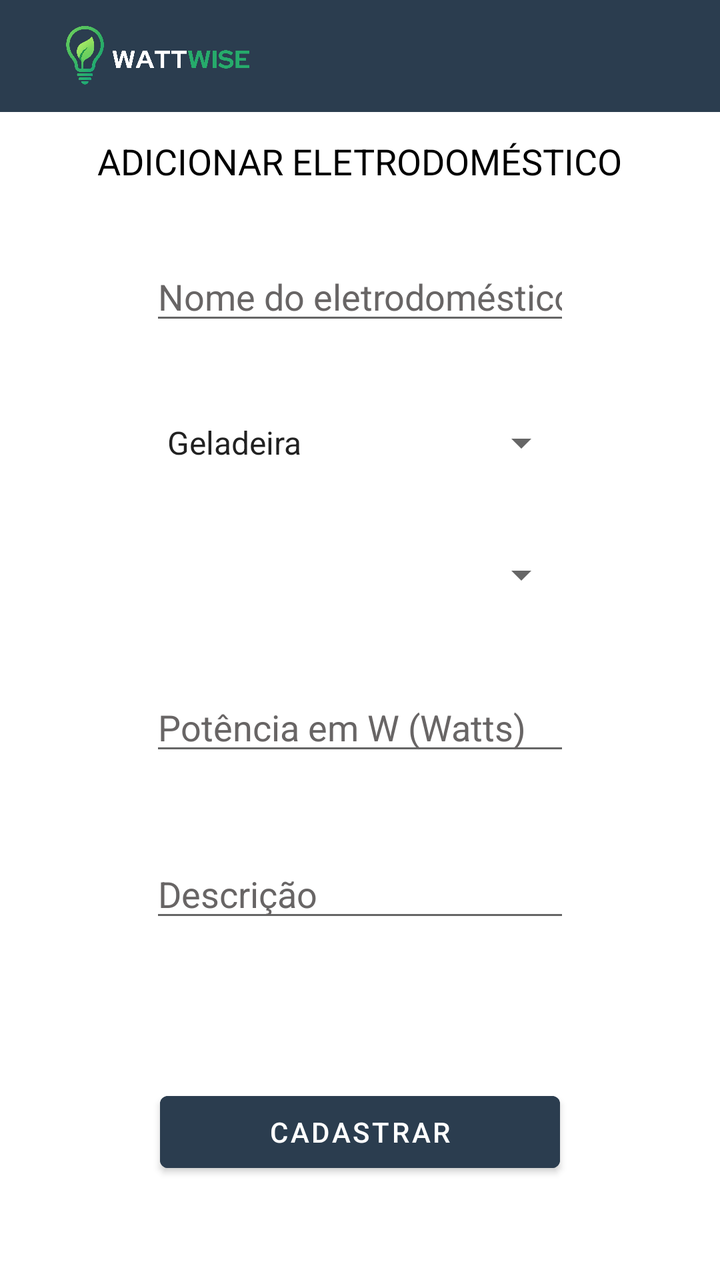
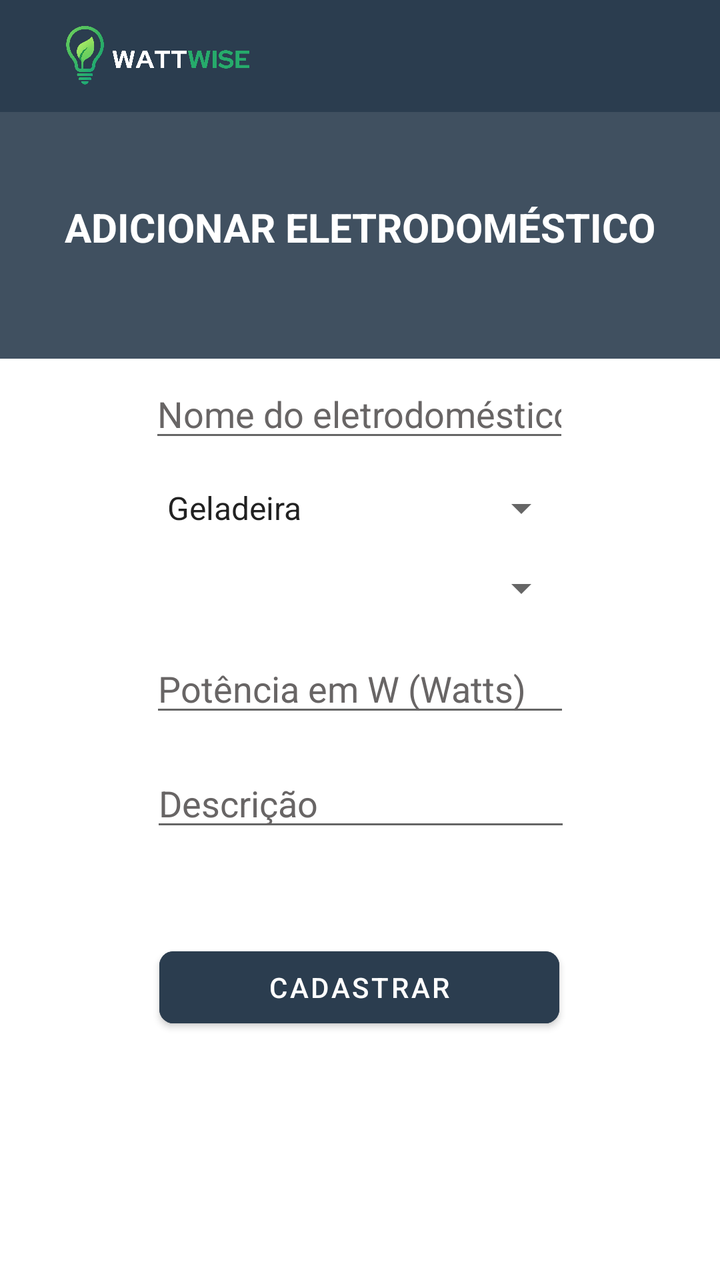

Compare the two renders of this Android layout. The source of the first and the diff that turns it into the second are given below.
<!-- AndroidManifest.xml: application theme Theme.WattWiseApp -->
<!-- res/layout/activity_register_appliance.xml -->
<?xml version="1.0" encoding="utf-8"?>
<androidx.constraintlayout.widget.ConstraintLayout xmlns:android="http://schemas.android.com/apk/res/android"
    xmlns:app="http://schemas.android.com/apk/res-auto"
    xmlns:tools="http://schemas.android.com/tools"
    android:id="@+id/main"
    android:layout_width="match_parent"
    android:layout_height="match_parent"
    android:background="#FFFFFF"
    tools:context=".register">

    
    <com.google.android.material.appbar.MaterialToolbar
        android:id="@+id/toolbar"
        android:layout_width="0dp"
        android:layout_height="wrap_content"
        android:background="#2B3D4F"
        android:title="Dashboard"
        android:titleTextColor="@android:color/white"
        app:popupTheme="@style/MenuBranco"
        app:layout_constraintEnd_toEndOf="parent"
        app:layout_constraintStart_toStartOf="parent"
        app:layout_constraintTop_toTopOf="parent" />

    <ImageView
        android:layout_width="120dp"
        android:layout_height="32dp"
        android:layout_gravity="start"
        android:layout_marginStart="-200dp"
        android:scaleType="fitCenter"
        android:src="@drawable/logoo"
        app:layout_constraintBottom_toBottomOf="@+id/toolbar"
        app:layout_constraintEnd_toEndOf="@+id/toolbar"
        app:layout_constraintStart_toStartOf="@+id/toolbar"
        app:layout_constraintTop_toTopOf="parent" />


    <TextView
        android:id="@+id/txtDisplayInfoReg"
        android:layout_width="wrap_content"
        android:layout_height="wrap_content"
        app:layout_constraintBottom_toTopOf="@+id/btnRegisterEletroReg"
        app:layout_constraintEnd_toEndOf="parent"
        app:layout_constraintStart_toStartOf="parent"
        app:layout_constraintTop_toBottomOf="@+id/edtDescricaoEletroReg" />

    <EditText
        android:id="@+id/edtNomeEletroReg"
        android:layout_width="wrap_content"
        android:layout_height="wrap_content"
        android:layout_marginTop="100dp"
        android:layout_marginBottom="16dp"
        android:ems="10"
        android:hint="Nome do eletrodoméstico"
        android:inputType="text"
        android:textColor="#000000"
        android:textColorHint="#686565"
        app:layout_constraintBottom_toTopOf="@+id/edtTipoEletroReg"
        app:layout_constraintEnd_toEndOf="parent"
        app:layout_constraintStart_toStartOf="parent"
        app:layout_constraintTop_toTopOf="parent" />


    <Spinner
        android:id="@+id/edtTipoEletroReg"
        android:layout_width="209dp"
        android:layout_height="wrap_content"
        android:layout_marginBottom="16dp"
        android:textColor="#000000"
        android:entries="@array/tipos_eletrodomesticos"
        app:layout_constraintBottom_toTopOf="@+id/edtEletroComodoReg"
        app:layout_constraintEnd_toEndOf="parent"
        app:layout_constraintStart_toStartOf="parent"
        app:layout_constraintTop_toBottomOf="@+id/edtNomeEletroReg" />

    <Spinner
        android:id="@+id/edtEletroComodoReg"
        android:layout_width="209dp"
        android:layout_height="wrap_content"
        android:layout_marginBottom="16dp"
        android:textColor="#000000"
        app:layout_constraintBottom_toTopOf="@+id/edtPotenciaReg"
        app:layout_constraintEnd_toEndOf="parent"
        app:layout_constraintStart_toStartOf="parent"
        app:layout_constraintTop_toBottomOf="@+id/edtTipoEletroReg" />

    <EditText
        android:id="@+id/edtPotenciaReg"
        android:layout_width="wrap_content"
        android:layout_height="wrap_content"
        android:layout_marginBottom="16dp"
        android:ems="10"
        android:hint="Potência em W (Watts)"
        android:inputType="number"
        android:textColor="#000000"
        android:textColorHint="#686565"
        app:layout_constraintBottom_toTopOf="@+id/edtDescricaoEletroReg"
        app:layout_constraintEnd_toEndOf="parent"
        app:layout_constraintStart_toStartOf="parent"
        app:layout_constraintTop_toBottomOf="@+id/edtEletroComodoReg" />


    <Button
        android:id="@+id/btnRegisterEletroReg"
        android:layout_width="200dp"
        android:layout_height="wrap_content"
        android:layout_marginBottom="50dp"
        android:backgroundTint="#2B3D4F"
        android:text="Cadastrar"
        android:textColor="#FFFFFF"
        app:layout_constraintBottom_toBottomOf="parent"
        app:layout_constraintEnd_toEndOf="parent"
        app:layout_constraintStart_toStartOf="parent"
        tools:ignore="DuplicateSpeakableTextCheck" />

    <EditText
        android:id="@+id/edtDescricaoEletroReg"
        android:layout_width="wrap_content"
        android:layout_height="wrap_content"
        android:layout_marginBottom="50dp"
        android:ems="10"
        android:hint="Descrição"
        android:inputType="text"
        android:textColor="#000000"
        android:textColorHint="#686565"
        app:layout_constraintBottom_toTopOf="@+id/btnRegisterEletroReg"
        app:layout_constraintEnd_toEndOf="parent"
        app:layout_constraintStart_toStartOf="parent"
        app:layout_constraintTop_toBottomOf="@+id/edtPotenciaReg" />

    <TextView
        android:id="@+id/textView2"
        android:layout_width="wrap_content"
        android:layout_height="wrap_content"
        android:layout_marginTop="35dp"
        android:text="ADICIONAR ELETRODOMÉSTICO"
        android:textColor="#000000"
        android:textSize="18sp"
        app:layout_constraintBottom_toTopOf="@+id/edtNomeEletroReg"
        app:layout_constraintEnd_toEndOf="parent"
        app:layout_constraintStart_toStartOf="parent"
        app:layout_constraintTop_toTopOf="parent" />


</androidx.constraintlayout.widget.ConstraintLayout>
<!-- resources referenced by this layout -->
<resources>
  <string-array name="tipos_eletrodomesticos">
          <item>Geladeira</item>
          <item>Televisão</item>
          <item>Micro-ondas</item>
          <item>Forno elétrico</item>
          <item>Máquina de lavar</item>
          <item>Secadora</item>
          <item>Ar-condicionado</item>
          <item>Ventilador</item>
          <item>Chuveiro elétrico</item>
      </string-array>
  <!-- drawable logoo: png bitmap (drawable, 169475 bytes) -->
  <style name="MenuBranco" parent="ThemeOverlay.Material3.Light">
          <item name="colorSurface">#FFFFFF</item>
          <item name="colorOnSurface">#000000</item>
          <item name="android:background">#FFFFFF</item>
      </style>
  <style name="Theme.WattWiseApp" parent="Base.Theme.WattWiseApp" />
  <style name="Base.Theme.WattWiseApp" parent="Theme.MaterialComponents.DayNight.NoActionBar">
          
          
      </style>
</resources>

<!-- the commit's change to res/layout/activity_register_appliance.xml (unified diff, before → after) -->
@@ -21,6 +21,22 @@
         app:layout_constraintStart_toStartOf="parent"
         app:layout_constraintTop_toTopOf="parent" />
 
+
+    <ImageView
+        android:id="@+id/imgBackground"
+        android:layout_width="496dp"
+        android:layout_height="137dp"
+
+        android:layout_marginBottom="50dp"
+        android:scaleType="fitXY"
+        android:src="@drawable/ww"
+        app:layout_constraintBottom_toTopOf="@+id/edtNomeEletroReg"
+        app:layout_constraintEnd_toEndOf="parent"
+        app:layout_constraintHorizontal_bias="0.505"
+        app:layout_constraintStart_toStartOf="parent"
+        app:layout_constraintTop_toBottomOf="@+id/toolbar"
+        app:layout_constraintVertical_bias="0.0" />
+
     <ImageView
         android:layout_width="120dp"
         android:layout_height="32dp"
@@ -43,11 +59,12 @@
         app:layout_constraintStart_toStartOf="parent"
         app:layout_constraintTop_toBottomOf="@+id/edtDescricaoEletroReg" />
 
+
     <EditText
         android:id="@+id/edtNomeEletroReg"
         android:layout_width="wrap_content"
         android:layout_height="wrap_content"
-        android:layout_marginTop="100dp"
+        android:layout_marginTop="270dp"
         android:layout_marginBottom="16dp"
         android:ems="10"
         android:hint="Nome do eletrodoméstico"
@@ -56,17 +73,17 @@
         android:textColorHint="#686565"
         app:layout_constraintBottom_toTopOf="@+id/edtTipoEletroReg"
         app:layout_constraintEnd_toEndOf="parent"
+        app:layout_constraintHorizontal_bias="0.497"
         app:layout_constraintStart_toStartOf="parent"
         app:layout_constraintTop_toTopOf="parent" />
-
 
     <Spinner
         android:id="@+id/edtTipoEletroReg"
         android:layout_width="209dp"
         android:layout_height="wrap_content"
         android:layout_marginBottom="16dp"
+        android:entries="@array/tipos_eletrodomesticos"
         android:textColor="#000000"
-        android:entries="@array/tipos_eletrodomesticos"
         app:layout_constraintBottom_toTopOf="@+id/edtEletroComodoReg"
         app:layout_constraintEnd_toEndOf="parent"
         app:layout_constraintStart_toStartOf="parent"
@@ -103,20 +120,24 @@
         android:id="@+id/btnRegisterEletroReg"
         android:layout_width="200dp"
         android:layout_height="wrap_content"
-        android:layout_marginBottom="50dp"
+        android:layout_marginTop="33dp"
+        android:layout_marginBottom="208dp"
         android:backgroundTint="#2B3D4F"
         android:text="Cadastrar"
         android:textColor="#FFFFFF"
+        app:cornerRadius="7dp"
         app:layout_constraintBottom_toBottomOf="parent"
         app:layout_constraintEnd_toEndOf="parent"
+        app:layout_constraintHorizontal_bias="0.497"
         app:layout_constraintStart_toStartOf="parent"
+        app:layout_constraintTop_toBottomOf="@+id/edtDescricaoEletroReg"
         tools:ignore="DuplicateSpeakableTextCheck" />
 
     <EditText
         android:id="@+id/edtDescricaoEletroReg"
         android:layout_width="wrap_content"
         android:layout_height="wrap_content"
-        android:layout_marginBottom="50dp"
+        android:layout_marginBottom="16dp"
         android:ems="10"
         android:hint="Descrição"
         android:inputType="text"
@@ -124,6 +145,7 @@
         android:textColorHint="#686565"
         app:layout_constraintBottom_toTopOf="@+id/btnRegisterEletroReg"
         app:layout_constraintEnd_toEndOf="parent"
+        app:layout_constraintHorizontal_bias="0.502"
         app:layout_constraintStart_toStartOf="parent"
         app:layout_constraintTop_toBottomOf="@+id/edtPotenciaReg" />
 
@@ -131,14 +153,14 @@
         android:id="@+id/textView2"
         android:layout_width="wrap_content"
         android:layout_height="wrap_content"
-        android:layout_marginTop="35dp"
+        android:layout_marginTop="44dp"
         android:text="ADICIONAR ELETRODOMÉSTICO"
-        android:textColor="#000000"
-        android:textSize="18sp"
-        app:layout_constraintBottom_toTopOf="@+id/edtNomeEletroReg"
+        android:textColor="#FFFFFF"
+        android:textSize="20sp"
+        android:textStyle="bold"
         app:layout_constraintEnd_toEndOf="parent"
         app:layout_constraintStart_toStartOf="parent"
-        app:layout_constraintTop_toTopOf="parent" />
+        app:layout_constraintTop_toBottomOf="@+id/toolbar" />
 
 
 </androidx.constraintlayout.widget.ConstraintLayout>
<!-- resource entries referenced after the edit -->
@@ -12,6 +12,17 @@
           <item>Chuveiro elétrico</item>
       </string-array>
   <!-- drawable logoo: png bitmap (drawable, 169475 bytes) -->
+  <!-- drawable ww (drawable) -->
+  <vector xmlns:android="http://schemas.android.com/apk/res/android"
+      android:width="1440dp"
+      android:height="320dp"
+      android:viewportWidth="1440"
+      android:viewportHeight="320">
+    <path
+        android:pathData="M0,224L0,288L1440,288L1440,0L0,0L0,0Z"
+        android:fillColor="#2B3D4F"
+        android:fillAlpha="0.9"/>
+  </vector>
   <style name="MenuBranco" parent="ThemeOverlay.Material3.Light">
           <item name="colorSurface">#FFFFFF</item>
           <item name="colorOnSurface">#000000</item>
